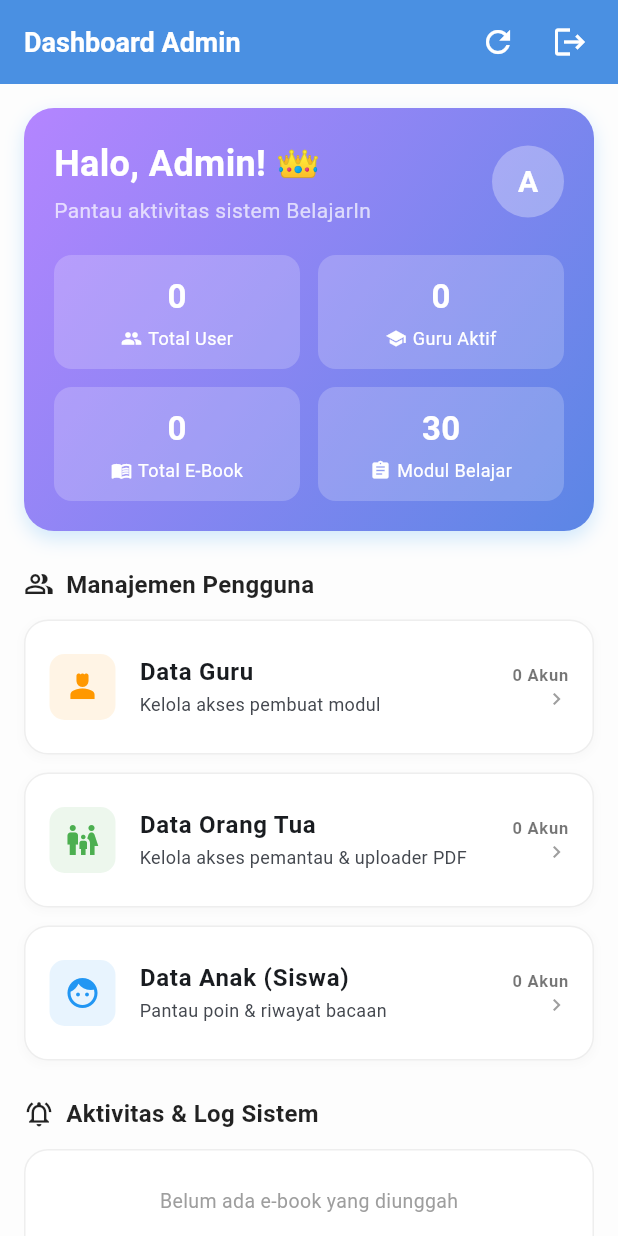
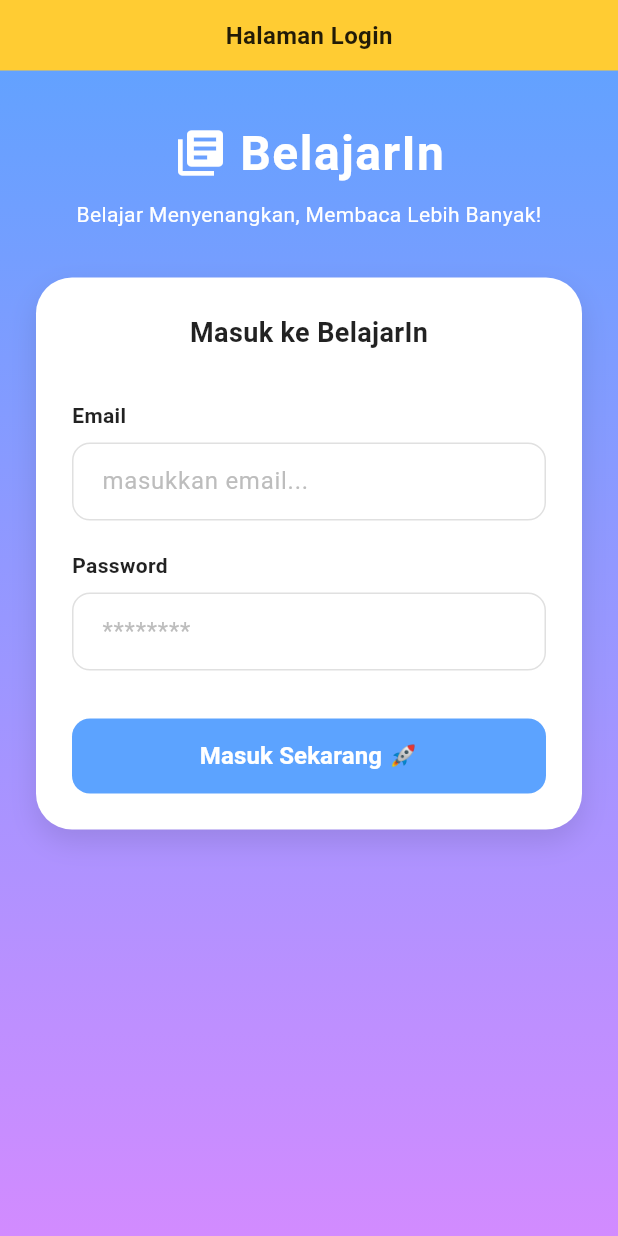
Before and after one commit to fajarniskala/belajarin, a Flutter app: the screen it shows after launch, on a phone screen of 412 x 824 dp. Run offline on Flutter 3.47's test engine with Material 3 defaults, Android fonts, the phone set to English and light mode, and no system bars.

Commit message:
Login Dan Register frontend Fixes #1

```diff
--- /dev/null
+++ b/lib/login_screen.dart
@@ -0,0 +1,268 @@
+import 'package:flutter/material.dart';
+import 'dart:convert';
+import 'package:http/http.dart' as http;
+
+// Import halaman dashboard
+import 'admin_dashboard_screen.dart';
+import 'dashboard_anak.dart';
+import 'dashboard_ortu.dart'; // <-- Import halaman dashboard ortu
+
+class LoginScreen extends StatefulWidget {
+  const LoginScreen({Key? key}) : super(key: key);
+
+  @override
+  State<LoginScreen> createState() => _LoginScreenState();
+}
+
+class _LoginScreenState extends State<LoginScreen> {
+  final TextEditingController _emailController = TextEditingController();
+  final TextEditingController _passwordController = TextEditingController();
+  bool _isLoading = false;
+
+  Future<void> _loginUser() async {
+    final String email = _emailController.text.trim();
+    final String password = _passwordController.text.trim();
+
+    if (email.isEmpty || password.isEmpty) {
+      ScaffoldMessenger.of(context).showSnackBar(
+        const SnackBar(content: Text('Email dan Password tidak boleh kosong!')),
+      );
+      return;
+    }
+
+    setState(() {
+      _isLoading = true;
+    });
+
+    try {
+      const String apiUrl = 'http://localhost:8080/auth/login';
+
+      final response = await http.post(
+        Uri.parse(apiUrl),
+        headers: {'Content-Type': 'application/x-www-form-urlencoded'},
+        body: {
+          'email': email,
+          'password': password,
+        },
+      );
+
+      if (response.statusCode == 200) {
+        final data = json.decode(response.body);
+        final String role = data['data']['role'];
+
+        if (!mounted) return;
+
+        // --- LOGIKA NAVIGASI BERDASARKAN ROLE ---
+        if (role == 'admin') {
+          Navigator.pushReplacement(
+            context,
+            MaterialPageRoute(builder: (context) => const AdminDashboardScreen()),
+          );
+        } else if (role == 'child') {
+          Navigator.pushReplacement(
+            context,
+            MaterialPageRoute(builder: (context) => const HomePage()),
+          );
+        } else if (role == 'parent') { // <-- Tambahan rute untuk Orang Tua
+          Navigator.pushReplacement(
+            context,
+            MaterialPageRoute(builder: (context) => const DashboardOrtuScreen()),
+          );
+        } else {
+          ScaffoldMessenger.of(context).showSnackBar(
+            SnackBar(content: Text('Dashboard untuk role $role belum dibuat')),
+          );
+        }
+      } else {
+        final errorData = json.decode(response.body);
+        if (!mounted) return;
+        ScaffoldMessenger.of(context).showSnackBar(
+          SnackBar(
+              content: Text(errorData['messages']['error'] ?? 'Login Gagal')),
+        );
+      }
+    } catch (e) {
+      if (!mounted) return;
+      ScaffoldMessenger.of(context).showSnackBar(
+        SnackBar(content: Text('Gagal terhubung ke server: $e')),
+      );
+    } finally {
+      setState(() {
+        _isLoading = false;
+      });
+    }
+  }
+
+  @override
+  void dispose() {
+    _emailController.dispose();
+    _passwordController.dispose();
+    super.dispose();
+  }
+
+  @override
+  Widget build(BuildContext context) {
+    return Scaffold(
+      body: Container(
+        width: double.infinity,
+        decoration: const BoxDecoration(
+          gradient: LinearGradient(
+            begin: Alignment.topCenter,
+            end: Alignment.bottomCenter,
+            colors: [Color(0xFF5CA3FF), Color(0xFFD28BFF)],
+          ),
+        ),
+        child: SafeArea(
+          child: Column(
+            children: [
+              Container(
+                width: double.infinity,
+                padding: const EdgeInsets.symmetric(vertical: 12),
+                color: const Color(0xFFFFCC33),
+                alignment: Alignment.center,
+                child: const Text(
+                  'Halaman Login',
+                  style: TextStyle(
+                      color: Colors.black87,
+                      fontWeight: FontWeight.w600,
+                      fontSize: 16),
+                ),
+              ),
+              Expanded(
+                child: SingleChildScrollView(
+                  padding: const EdgeInsets.symmetric(horizontal: 24, vertical: 32),
+                  child: Column(
+                    children: [
+                      Row(
+                        mainAxisAlignment: MainAxisAlignment.center,
+                        children: const [
+                          Icon(Icons.library_books, color: Colors.white, size: 36),
+                          SizedBox(width: 8),
+                          Text('BelajarIn',
+                              style: TextStyle(
+                                  color: Colors.white,
+                                  fontSize: 32,
+                                  fontWeight: FontWeight.bold,
+                                  letterSpacing: 1.0)),
+                        ],
+                      ),
+                      const SizedBox(height: 8),
+                      const Text('Belajar Menyenangkan, Membaca Lebih Banyak!',
+                          style: TextStyle(color: Colors.white, fontSize: 14),
+                          textAlign: TextAlign.center),
+                      const SizedBox(height: 32),
+                      Container(
+                        padding: const EdgeInsets.all(24),
+                        decoration: BoxDecoration(
+                          color: Colors.white,
+                          borderRadius: BorderRadius.circular(24),
+                          boxShadow: [
+                            BoxShadow(
+                                color: Colors.black.withOpacity(0.1),
+                                blurRadius: 15,
+                                offset: const Offset(0, 8)),
+                          ],
+                        ),
+                        child: Column(
+                          crossAxisAlignment: CrossAxisAlignment.start,
+                          children: [
+                            const Center(
+                                child: Text('Masuk ke BelajarIn',
+                                    style: TextStyle(
+                                        fontSize: 18,
+                                        fontWeight: FontWeight.bold,
+                                        color: Colors.black87))),
+                            const SizedBox(height: 32),
+                            const Text('Email',
+                                style: TextStyle(
+                                    fontSize: 14,
+                                    fontWeight: FontWeight.w600,
+                                    color: Colors.black87)),
+                            const SizedBox(height: 8),
+                            TextField(
+                              controller: _emailController,
+                              keyboardType: TextInputType.emailAddress,
+                              decoration: InputDecoration(
+                                hintText: 'masukkan email...',
+                                hintStyle: TextStyle(color: Colors.grey.shade400),
+                                contentPadding: const EdgeInsets.symmetric(
+                                    horizontal: 16, vertical: 14),
+                                border: OutlineInputBorder(
+                                    borderRadius: BorderRadius.circular(12),
+                                    borderSide:
+                                        BorderSide(color: Colors.grey.shade300)),
+                                enabledBorder: OutlineInputBorder(
+                                    borderRadius: BorderRadius.circular(12),
+                                    borderSide:
+                                        BorderSide(color: Colors.grey.shade300)),
+                                focusedBorder: OutlineInputBorder(
+                                    borderRadius: BorderRadius.circular(12),
+                                    borderSide: const BorderSide(
+                                        color: Color(0xFF5CA3FF), width: 2)),
+                              ),
+                            ),
+                            const SizedBox(height: 20),
+                            const Text('Password',
+                                style: TextStyle(
+                                    fontSize: 14,
+                                    fontWeight: FontWeight.w600,
+                                    color: Colors.black87)),
+                            const SizedBox(height: 8),
+                            TextField(
+                              controller: _passwordController,
+                              obscureText: true,
+                              decoration: InputDecoration(
+                                hintText: '********',
+                                hintStyle: TextStyle(color: Colors.grey.shade400),
+                                contentPadding: const EdgeInsets.symmetric(
+                                    horizontal: 16, vertical: 14),
+                                border: OutlineInputBorder(
+                                    borderRadius: BorderRadius.circular(12),
+                                    borderSide:
+                                        BorderSide(color: Colors.grey.shade300)),
+                                enabledBorder: OutlineInputBorder(
+                                    borderRadius: BorderRadius.circular(12),
+                                    borderSide:
+                                        BorderSide(color: Colors.grey.shade300)),
+                                focusedBorder: OutlineInputBorder(
+                                    borderRadius: BorderRadius.circular(12),
+                                    borderSide: const BorderSide(
+                                        color: Color(0xFF5CA3FF), width: 2)),
+                              ),
+                            ),
+                            const SizedBox(height: 32),
+                            SizedBox(
+                              width: double.infinity,
+                              height: 50,
+                              child: ElevatedButton(
+                                onPressed: _isLoading ? null : _loginUser,
+                                style: ElevatedButton.styleFrom(
+                                  backgroundColor: const Color(0xFF5CA3FF),
+                                  shape: RoundedRectangleBorder(
+                                      borderRadius: BorderRadius.circular(12)),
+                                  elevation: 0,
+                                ),
+                                child: _isLoading
+                                    ? const CircularProgressIndicator(
+                                        color: Colors.white)
+                                    : const Text('Masuk Sekarang 🚀',
+                                        style: TextStyle(
+                                            fontSize: 16,
+                                            fontWeight: FontWeight.bold,
+                                            color: Colors.white)),
+                              ),
+                            ),
+                          ],
+                        ),
+                      ),
+                    ],
+                  ),
+                ),
+              ),
+            ],
+          ),
+        ),
+      ),
+    );
+  }
+}
--- a/lib/main.dart
+++ b/lib/main.dart
@@ -1,7 +1,6 @@
 import 'package:flutter/material.dart';
-// Pastikan file admin_dashboard_screen.dart berada di folder yang sama
-// atau sesuaikan path import di bawah ini jika letaknya berbeda.
-import 'admin_dashboard_screen.dart';
+// Pastikan nama file sesuai dengan nama file login yang kamu buat sebelumnya
+import 'login_screen.dart';
 
 void main() {
   runApp(const MyApp());
@@ -13,14 +12,15 @@ class MyApp extends StatelessWidget {
   @override
   Widget build(BuildContext context) {
     return MaterialApp(
-      title: 'BelajarIn Admin',
-      debugShowCheckedModeBanner: false, // Menghilangkan pita "DEBUG" di pojok kanan atas
+      title: 'BelajarIn',
+      debugShowCheckedModeBanner:
+          false, // Menghilangkan pita "DEBUG" di pojok kanan atas
       theme: ThemeData(
         colorScheme: ColorScheme.fromSeed(seedColor: const Color(0xFF4A90E2)),
         useMaterial3: true,
       ),
-      // Mengubah home agar langsung memuat halaman Dashboard Admin
-      home: const AdminDashboardScreen(),
+      // Mengubah home agar langsung memuat halaman Login
+      home: const LoginScreen(),
     );
   }
 }
```
